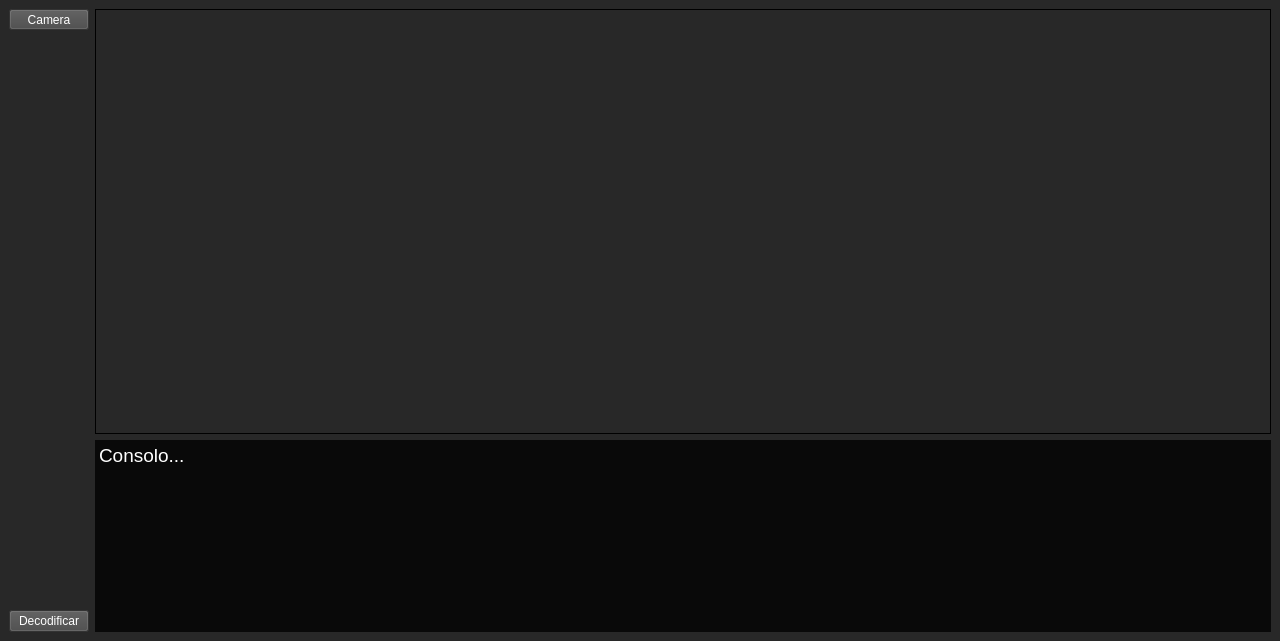
Before: the Qt Designer form mainwindow.ui in BurtBR/Piscadela, drawn with Qt 5.
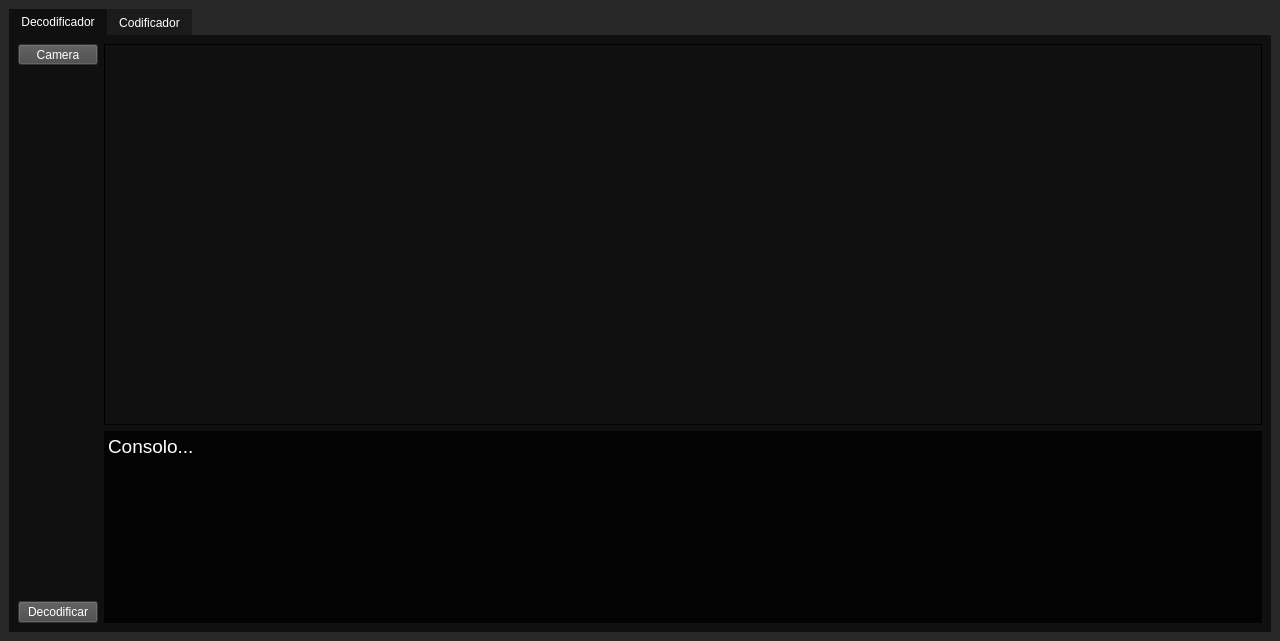
After: the same form once the commit is applied. Icons and pictures are not drawn.

Commit message: Added tabs coder and decoder

```diff
--- a/mainwindow.ui
+++ b/mainwindow.ui
@@ -18,6 +18,23 @@
 	background-color: rgb(40, 40, 40);
 }
 
+QTabWidget::pane {
+	background: rgba(0, 0, 0, 150);
+    border:1;
+}
+
+QTabBar::tab {
+	font: 10pt &quot;Source Code Pro&quot;;
+	color: rgb(255, 255, 255);
+    background: rgba(0, 0, 0, 80);
+}
+
+QTabBar::tab::selected {
+	font: 10pt &quot;Source Code Pro&quot;;
+	color: rgb(255, 255, 255);
+    background: rgba(0, 0, 0, 150);
+}
+
 QLabel{
 	border: 1px solid black;
 }
@@ -41,12 +58,28 @@
 	border: transparent;
 }</string>
   </property>
+  <property name="documentMode">
+   <bool>false</bool>
+  </property>
   <widget class="QWidget" name="centralwidget">
    <property name="styleSheet">
     <string notr="true"/>
    </property>
    <layout class="QHBoxLayout" name="horizontalLayout">
     <item>
+     <widget class="QTabWidget" name="tabWidget">
+      <property name="currentIndex">
+       <number>0</number>
+      </property>
+      <property name="documentMode">
+       <bool>false</bool>
+      </property>
+      <widget class="QWidget" name="decoder_tab">
+       <attribute name="title">
+        <string>Decodificador</string>
+       </attribute>
+       <layout class="QHBoxLayout" name="horizontalLayout_2">
+        <item>
      <layout class="QVBoxLayout" name="verticalLayout_2">
       <item>
        <widget class="QToolButton" name="buttonSwapCamera">
@@ -153,6 +186,15 @@
        </widget>
       </item>
      </layout>
+        </item>
+       </layout>
+      </widget>
+      <widget class="QWidget" name="coder_tab">
+       <attribute name="title">
+        <string>Codificador</string>
+       </attribute>
+      </widget>
+     </widget>
     </item>
    </layout>
   </widget>
```
Lines whose indentation alone changed are shown as unchanged. The commit also changes 1 other file.
